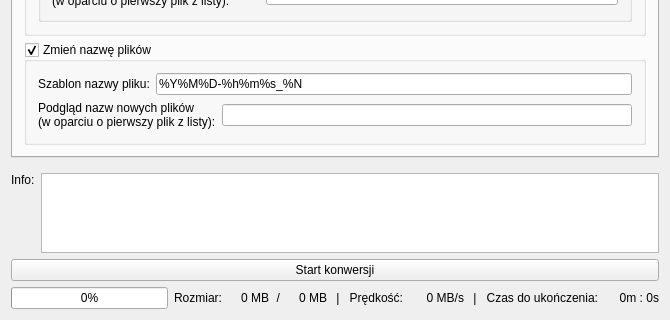
Above: PhotoDateOrganizer/MainWindow.ui from killdaclick/photodateorganizer before the change; both pictures show x 0 to 670 and y 496 to 816 of the 670 by 816 pixel window. Below: the same form after it.
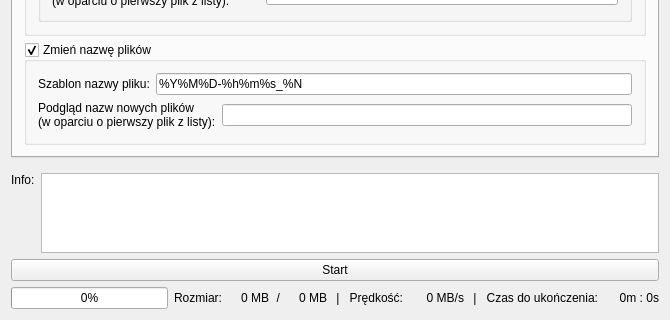
That is the form after the change. Icons and pictures are not drawn.

```diff
--- a/PhotoDateOrganizer/MainWindow.ui
+++ b/PhotoDateOrganizer/MainWindow.ui
@@ -819,7 +819,7 @@
          <string>Uruchomienie konwersji</string>
         </property>
         <property name="text">
-         <string>Start konwersji</string>
+         <string>Start</string>
         </property>
         <property name="icon">
          <iconset resource="resource.qrc">
```
